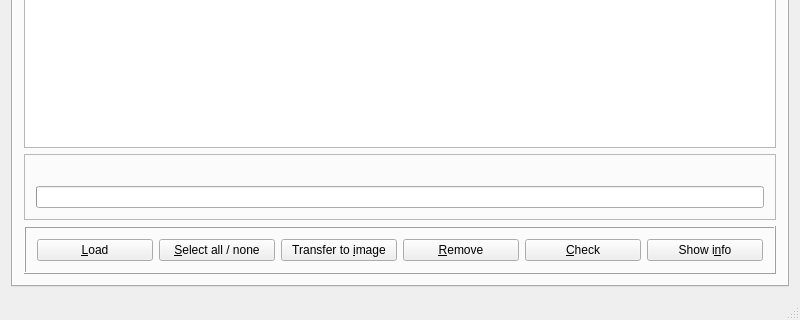
Old version of the form resources/ui/wiibafu.ui in the repository evertonstz/wiibafu; both pictures show x 0 to 800 and y 285 to 605 of the 800 by 605 pixel window.
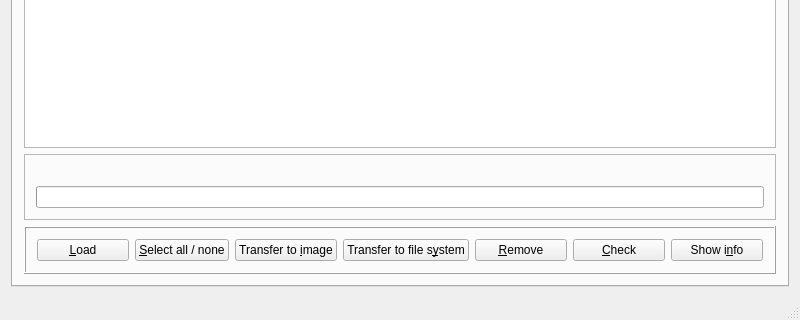
New version of the form. The open tabs and pages were chosen to show the change. Icons and pictures are not drawn.

Commit message: Extract to file system (fst) for WBFS

```diff
--- a/resources/ui/wiibafu.ui
+++ b/resources/ui/wiibafu.ui
@@ -331,6 +331,13 @@
              </property>
             </widget>
            </item>
+           <item>
+            <widget class="QPushButton" name="wbfsTab_pushButton_TransferToFileSystem">
+             <property name="text">
+              <string>Transfer to file s&amp;ystem</string>
+             </property>
+            </widget>
+           </item>
            <item>
             <widget class="QPushButton" name="wbfsTab_pushButton_Remove">
              <property name="text">
```
The commit also changes 5 other files.
